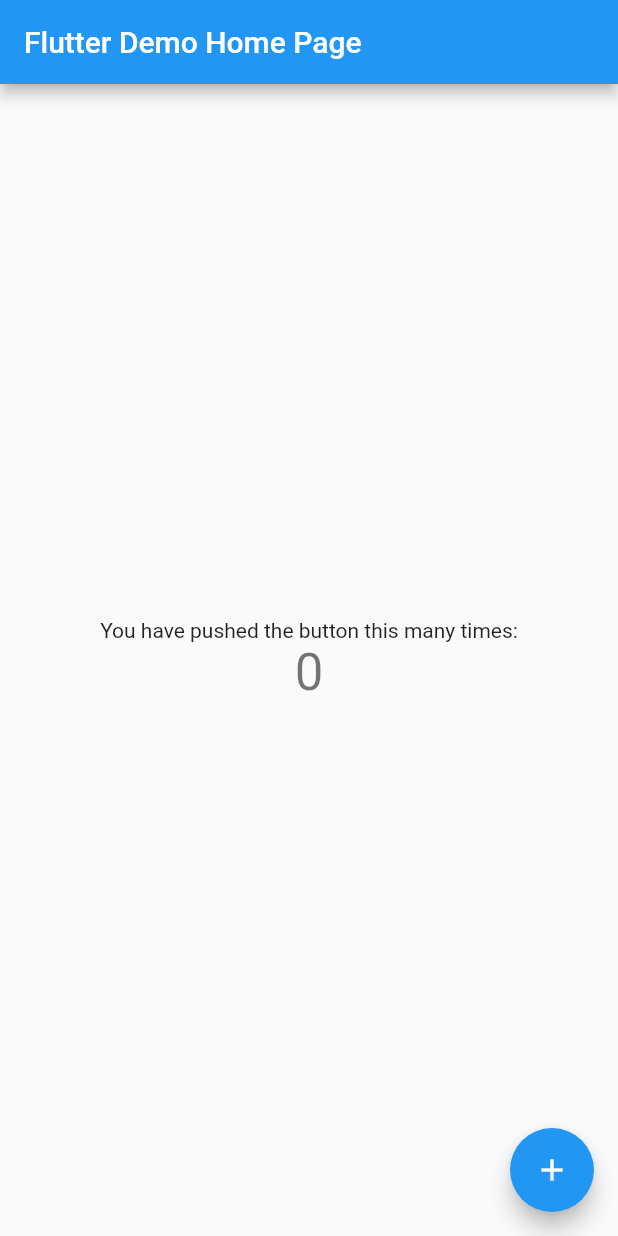
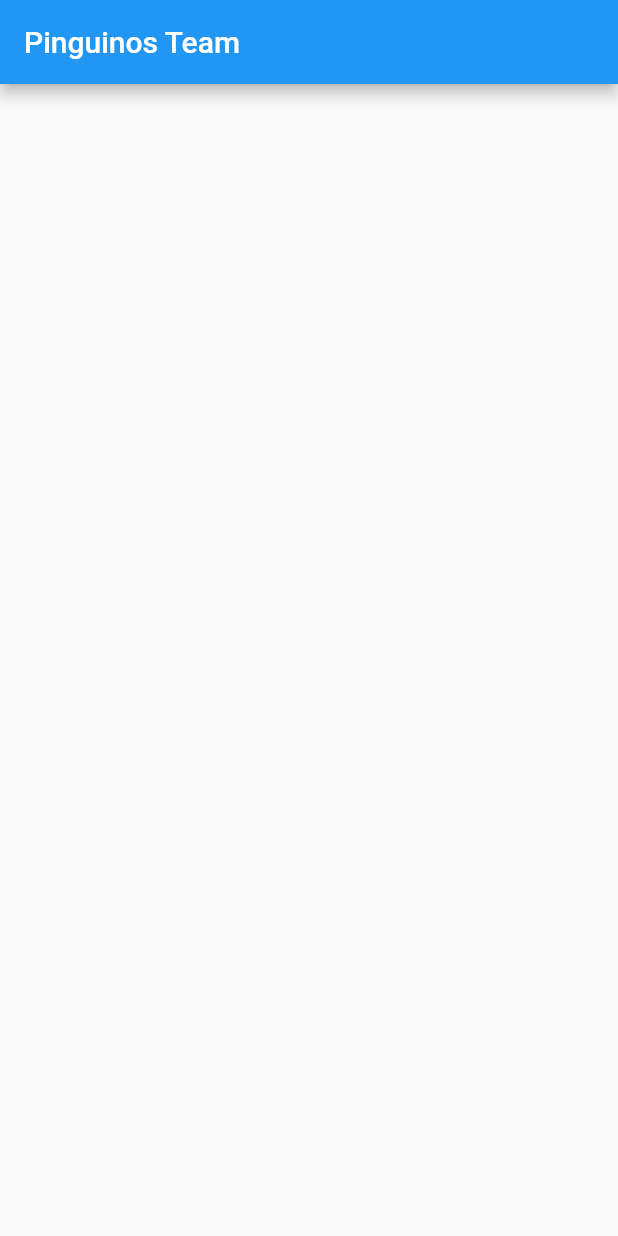
Before and after one commit to EliMarins/My-Contacts, a Flutter app: the screen it shows after launch, on a phone screen of 412 x 824 dp. Run offline on Flutter 3.47's test engine with Material 2 defaults, Android fonts, the phone set to English and light mode, and no system bars.

Commit message:
Criado padrao mvc  do projeto

```diff
--- a/lib/main.dart
+++ b/lib/main.dart
@@ -1,113 +1,19 @@
 import 'package:flutter/material.dart';
+import 'package:my_contacts/views/user-list.dart';
 
 void main() {
   runApp(MyApp());
 }
 
 class MyApp extends StatelessWidget {
-  // This widget is the root of your application.
   @override
   Widget build(BuildContext context) {
     return MaterialApp(
       title: 'Meus Contatos',
       theme: ThemeData(
-        // This is the theme of your application.
-        //
-        // Try running your application with "flutter run". You'll see the
-        // application has a blue toolbar. Then, without quitting the app, try
-        // changing the primarySwatch below to Colors.green and then invoke
-        // "hot reload" (press "r" in the console where you ran "flutter run",
-        // or simply save your changes to "hot reload" in a Flutter IDE).
-        // Notice that the counter didn't reset back to zero; the application
-        // is not restarted.
         primarySwatch: Colors.blue,
       ),
-      home: MyHomePage(title: 'Flutter Demo Home Page'),
+      home: UserList(),
     );
   }
 }
-
-class MyHomePage extends StatefulWidget {
-  MyHomePage({Key key, this.title}) : super(key: key);
-
-  // This widget is the home page of your application. It is stateful, meaning
-  // that it has a State object (defined below) that contains fields that affect
-  // how it looks.
-
-  // This class is the configuration for the state. It holds the values (in this
-  // case the title) provided by the parent (in this case the App widget) and
-  // used by the build method of the State. Fields in a Widget subclass are
-  // always marked "final".
-
-  final String title;
-
-  @override
-  _MyHomePageState createState() => _MyHomePageState();
-}
-
-class _MyHomePageState extends State<MyHomePage> {
-  int _counter = 0;
-
-  void _incrementCounter() {
-    setState(() {
-      // This call to setState tells the Flutter framework that something has
-      // changed in this State, which causes it to rerun the build method below
-      // so that the display can reflect the updated values. If we changed
-      // _counter without calling setState(), then the build method would not be
-      // called again, and so nothing would appear to happen.
-      _counter++;
-    });
-  }
-
-  @override
-  Widget build(BuildContext context) {
-    // This method is rerun every time setState is called, for instance as done
-    // by the _incrementCounter method above.
-    //
-    // The Flutter framework has been optimized to make rerunning build methods
-    // fast, so that you can just rebuild anything that needs updating rather
-    // than having to individually change instances of widgets.
-    return Scaffold(
-      appBar: AppBar(
-        // Here we take the value from the MyHomePage object that was created by
-        // the App.build method, and use it to set our appbar title.
-        title: Text(widget.title),
-      ),
-      body: Center(
-        // Center is a layout widget. It takes a single child and positions it
-        // in the middle of the parent.
-        child: Column(
-          // Column is also a layout widget. It takes a list of children and
-          // arranges them vertically. By default, it sizes itself to fit its
-          // children horizontally, and tries to be as tall as its parent.
-          //
-          // Invoke "debug painting" (press "p" in the console, choose the
-          // "Toggle Debug Paint" action from the Flutter Inspector in Android
-          // Studio, or the "Toggle Debug Paint" command in Visual Studio Code)
-          // to see the wireframe for each widget.
-          //
-          // Column has various properties to control how it sizes itself and
-          // how it positions its children. Here we use mainAxisAlignment to
-          // center the children vertically; the main axis here is the vertical
-          // axis because Columns are vertical (the cross axis would be
-          // horizontal).
-          mainAxisAlignment: MainAxisAlignment.center,
-          children: <Widget>[
-            Text(
-              'You have pushed the button this many times:',
-            ),
-            Text(
-              '$_counter',
-              style: Theme.of(context).textTheme.headline4,
-            ),
-          ],
-        ),
-      ),
-      floatingActionButton: FloatingActionButton(
-        onPressed: _incrementCounter,
-        tooltip: 'Increment',
-        child: Icon(Icons.add),
-      ), // This trailing comma makes auto-formatting nicer for build methods.
-    );
-  }
-}
--- /dev/null
+++ b/lib/views/user-list.dart
@@ -0,0 +1,12 @@
+import 'package:flutter/material.dart';
+
+class UserList extends StatelessWidget {
+  @override
+  Widget build(BuildContext context) {
+    return Scaffold(
+      appBar: AppBar(
+        title: Text('Pinguinos Team'),
+      ),
+    );
+  }
+}
```
Also changed, not shown: lib/data/dummy-users.dart (added, +34 -0 lines), lib/models/user.dart (added, +15 -0 lines).
